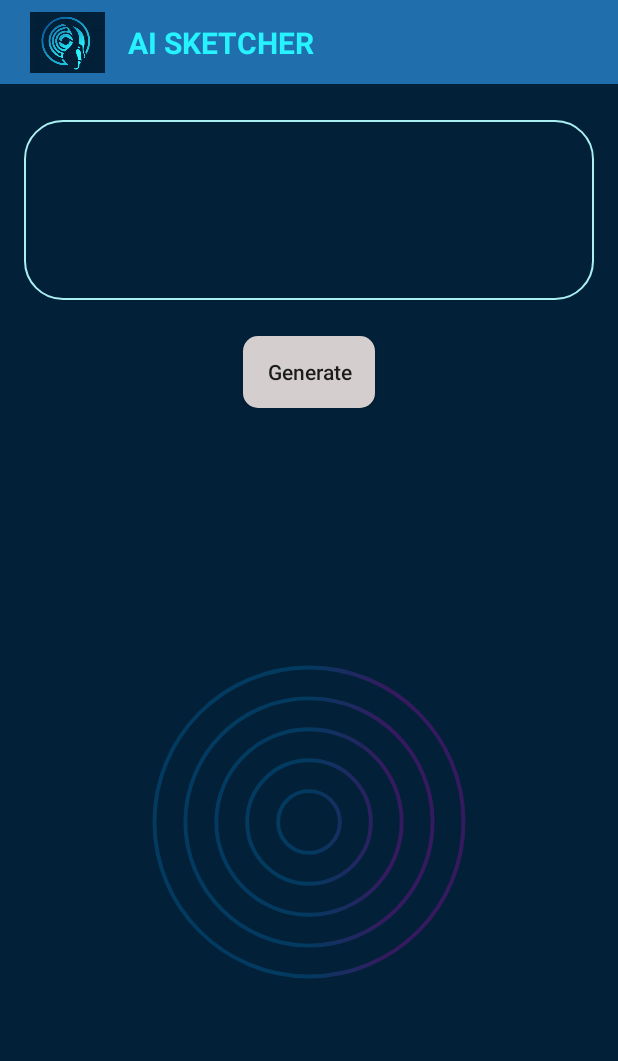
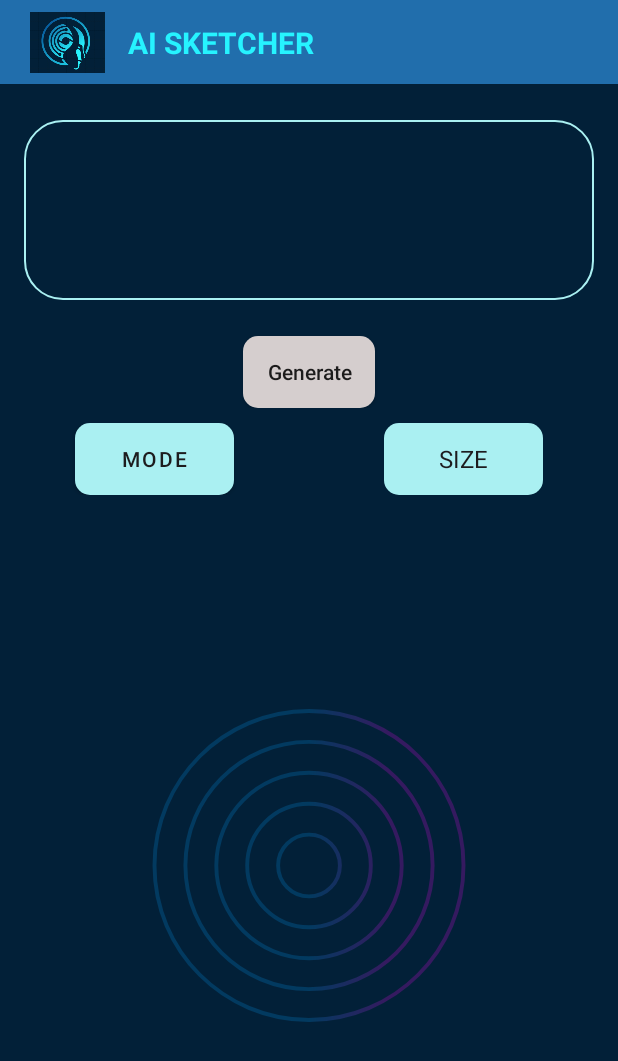
Before and after one commit to UmerTayyeb/Text_To_Image, an Android app: the screen it shows after launch (MainActivity), after a tap on "Generate", on a phone screen of 412 x 824 dp. Shown: the top 1061 px of the screen. Run offline under Robolectric (Android 15) with nearby library versions, the phone set to English and light mode, and no system bars; pictures from the network do not load; 1 statement that could not run was skipped.

Commit message:
spinner done

```diff
--- a/app/src/main/java/com/firstapp/myapplication/MainActivity.java
+++ b/app/src/main/java/com/firstapp/myapplication/MainActivity.java
@@ -17,7 +17,6 @@ import android.widget.ImageView;
 import android.widget.ScrollView;
 import android.widget.Spinner;
 import android.widget.Toast;
-//import openai;
 
 import com.bumptech.glide.Glide;
 import com.firstapp.myapplication.databinding.ActivityMainBinding;
@@ -86,9 +85,8 @@ public class MainActivity extends AppCompatActivity {
         //show sizes
         Spinner spinner = findViewById(R.id.spinner);
         // Define an array of options
-        String[] options = {"Select Size", "256x256", "512x512", "1024x1024"};
-
-        ArrayAdapter<String> adapter = new ArrayAdapter<>(this, android.R.layout.simple_spinner_item, options);
+        String[] options = {"Size", "256x256", "512x512", "1024x1024"};
+        ArrayAdapter<String> adapter = new ArrayAdapter<>(this, R.layout.custom_spinner_item, options);
         adapter.setDropDownViewResource(android.R.layout.simple_spinner_dropdown_item);
         spinner.setAdapter(adapter);
         spinner.setOnItemSelectedListener(new AdapterView.OnItemSelectedListener() {
@@ -133,35 +131,11 @@ public class MainActivity extends AppCompatActivity {
                 callAPI(text);
             }
         });
-       /* // Declare your ScrollView and CardView
-        ScrollView scrollView = findViewById(R.id.scrollView);
-        CardView cardView = findViewById(R.id.myCardView);
-
-        // Add a scroll listener to the ScrollView
-        if (Build.VERSION.SDK_INT >= Build.VERSION_CODES.M) {
-            scrollView.setOnScrollChangeListener(new View.OnScrollChangeListener() {
-                @Override
-                public void onScrollChange(View v, int scrollX, int scrollY, int oldScrollX, int oldScrollY) {
-                    // Get the maximum scroll height of the ScrollView
-                    int maxScroll = scrollView.getChildAt(0).getHeight() - scrollView.getHeight();
-
-                    // Check if the ScrollView is scrolled to the bottom
-                    if (scrollY >= maxScroll) {
-                        // If scrolled to the bottom, set CardView visibility to GONE
-                        cardView.setVisibility(View.GONE);
-                    } else {
-                        // If not scrolled to the bottom, set CardView visibility to VISIBLE
-                        cardView.setVisibility(View.VISIBLE);
-                    }
-                }
-            });
-        }*/
     }
 
     private void callAPI(String text) {
         progress(true);
         JSONObject object = new JSONObject();
-
         try {
             Log.d("MyTag",text);
             Log.d("Tag","started Call API");
@@ -183,9 +157,7 @@ public class MainActivity extends AppCompatActivity {
             @Override
             public void onFailure(@NonNull Call call, @NonNull IOException e) {
                 Toast.makeText(MainActivity.this, "Failed to generate image", Toast.LENGTH_SHORT).show();
-
             }
-
             @Override
             public void onResponse(@NonNull Call call, @NonNull Response response) throws IOException {
 
@@ -200,7 +172,7 @@ public class MainActivity extends AppCompatActivity {
                     imageUrl = jsonObject.getJSONArray("data").getJSONObject(0).getString("url");
                     Log.d("Tag","Got data from API");
                     loadImage(imageUrl);
-                    Log.d("Tag","Showing pic");
+                    Toast.makeText(MainActivity.this, "yeah", Toast.LENGTH_SHORT).show();
                     progress(false);
                 } catch (Exception e) {
                     runOnUiThread(new Runnable() {
@@ -210,13 +182,8 @@ public class MainActivity extends AppCompatActivity {
                         }
                     });
                 }
-
-
             }
         });
-
-
-
     }
 
     private void loadImage(String imageUrl) {
--- a/app/src/main/res/layout/activity_main.xml
+++ b/app/src/main/res/layout/activity_main.xml
@@ -108,6 +108,36 @@
                 app:layout_constraintTop_toBottomOf="@+id/view" />
         </androidx.constraintlayout.widget.ConstraintLayout>
 
+        <LinearLayout
+            android:layout_width="match_parent"
+            android:layout_height="wrap_content"
+            android:layout_marginTop="10dp"
+            android:orientation="horizontal">
+
+            <Button
+                android:id="@+id/mode"
+                android:layout_width="0dp"
+                android:layout_height="wrap_content"
+                android:layout_marginLeft="50dp"
+                android:layout_marginRight="50dp"
+                android:layout_weight="0.5"
+                android:background="@drawable/btn_style"
+                android:text="Mode"
+                android:textColor="#1D1C1E"
+                app:backgroundTint="#aaf0f2" />
+
+            <Spinner
+                android:id="@+id/spinner"
+                style="@style/MySpinnerStyle"
+                android:layout_width="0dp"
+                android:layout_height="match_parent"
+                android:layout_marginLeft="50dp"
+                android:layout_marginRight="50dp"
+                android:layout_weight="0.5"
+                android:background="@drawable/spinner_background" />
+
+        </LinearLayout>
+
         <androidx.cardview.widget.CardView
             android:id="@+id/cardView"
             android:layout_width="match_parent"
@@ -159,35 +189,6 @@
             app:layout_constraintStart_toStartOf="parent"
             app:layout_constraintTop_toBottomOf="@+id/view" />
 
-        <LinearLayout
-            android:layout_width="match_parent"
-            android:layout_height="wrap_content"
-            android:layout_marginTop="10dp"
-            android:orientation="horizontal">
-
-            <Button
-                android:id="@+id/mode"
-                android:layout_width="0dp"
-                android:layout_height="wrap_content"
-                android:layout_marginLeft="50dp"
-                android:layout_marginRight="50dp"
-                android:layout_weight="0.5"
-                android:background="@drawable/btn_style"
-                android:text="Mode"
-                app:backgroundTint="#aaf0f2" />
-
-            <Spinner
-                android:id="@+id/spinner"
-                android:layout_width="0dp"
-                android:layout_height="match_parent"
-                android:layout_marginLeft="50dp"
-                android:layout_marginRight="50dp"
-                android:layout_weight="0.5"
-                android:background="@drawable/spinner_background"
-                style="@style/MySpinnerStyle"/>
-
-        </LinearLayout>
-
 
     </LinearLayout>
 
@@ -195,13 +196,13 @@
         android:id="@+id/scrollView"
         android:layout_width="match_parent"
         android:layout_height="0dp"
+        app:layout_constraintHeight_max="770dp"
         app:layout_constraintTop_toBottomOf="@+id/toolbar"
-        app:layout_constraintHeight_max="770dp"
-        tools:layout_editor_absoluteY="320dp">
+        tools:visibility="gone">
 
         <LinearLayout
             android:layout_width="match_parent"
-            android:layout_height="wrap_content"
+            android:layout_height="match_parent"
             android:orientation="vertical">
 
             <androidx.cardview.widget.CardView
@@ -215,6 +216,7 @@
                 <LinearLayout
                     android:layout_width="match_parent"
                     android:layout_height="match_parent"
+                    android:background="#1E1C1C"
                     android:orientation="vertical">
 
                     <LinearLayout
--- /dev/null
+++ b/app/src/main/res/layout/custom_spinner_item.xml
@@ -0,0 +1,10 @@
+<?xml version="1.0" encoding="utf-8"?>
+<TextView xmlns:android="http://schemas.android.com/apk/res/android"
+    android:id="@android:id/text1"
+    android:layout_width="match_parent"
+    android:layout_height="wrap_content"
+    android:textSize="16dp"
+    android:textColor="#1D1C1E"
+    android:gravity="center"
+    android:textAllCaps="true"
+     />
```
